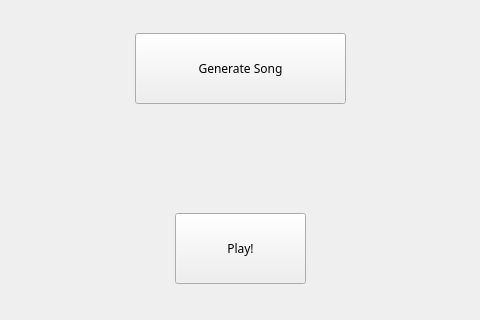
Before: the Qt Designer form vocaloid/gui/generatewindow.ui in hw9603/Easy-Sing, drawn with Qt 5; both pictures show x 165 to 645 and y 104 to 424 of the 800 by 600 pixel window.
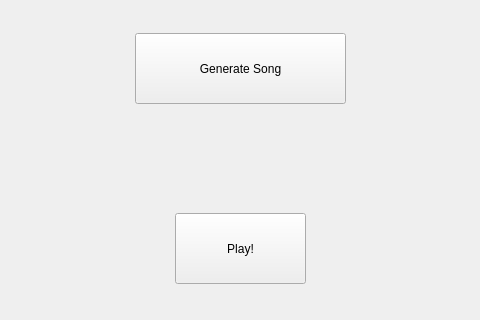
After: the same form once the commit is applied. Icons and pictures are not drawn.

What changed in the file:
```diff
--- a/vocaloid/gui/generatewindow.ui
+++ b/vocaloid/gui/generatewindow.ui
@@ -24,7 +24,7 @@
   </property>
   <property name="font">
    <font>
-    <family>ProFont for Powerline</family>
+    <family>Arial</family>
    </font>
   </property>
   <property name="windowTitle">
```
Left out of the diff: 4 changed lines with no effect on the pictures.
